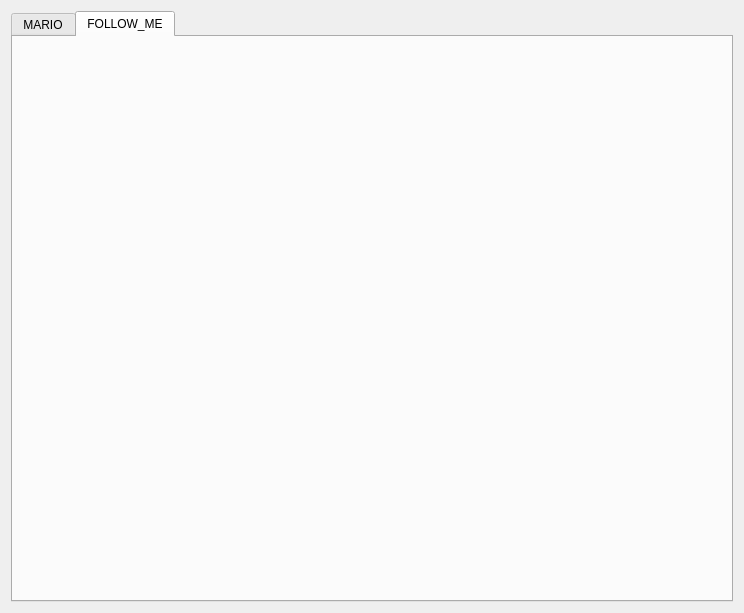
Qt form src/interfaces/ihm.ui (Ziraseyon/Projet_2A) before a commit.
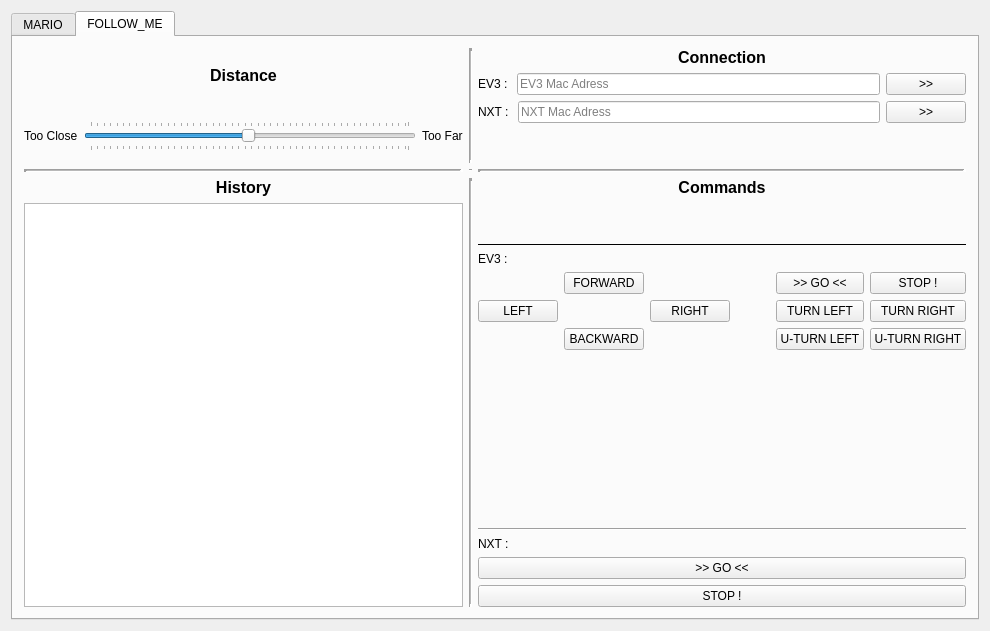
The same form after that commit. The open tabs and pages were chosen to show the change. Icons and pictures are not drawn.

Commit message: ihm design 100%

Patch:
```diff
--- a/src/interfaces/ihm.ui
+++ b/src/interfaces/ihm.ui
@@ -6,8 +6,8 @@
    <rect>
     <x>0</x>
     <y>0</y>
-    <width>744</width>
-    <height>613</height>
+    <width>990</width>
+    <height>631</height>
    </rect>
   </property>
   <property name="windowTitle">
@@ -94,7 +94,7 @@
            <item row="0" column="2">
             <layout class="QVBoxLayout" name="verticalLayout_2">
              <item>
-              <widget class="QLabel" name="label_5">
+              <widget class="QLabel" name="marioConnectionLabel">
                <property name="font">
                 <font>
                  <pointsize>12</pointsize>
@@ -114,14 +114,14 @@
              <item>
               <layout class="QHBoxLayout" name="horizontalLayout_2">
                <item>
-                <widget class="QLabel" name="label_2">
+                <widget class="QLabel" name="marioConnectEV3Label">
                  <property name="text">
                   <string>EV3 : </string>
                  </property>
                 </widget>
                </item>
                <item>
-                <widget class="QLineEdit" name="lineEdit">
+                <widget class="QLineEdit" name="marioMacAdressEV3">
                  <property name="maxLength">
                   <number>17</number>
                  </property>
@@ -131,7 +131,7 @@
                 </widget>
                </item>
                <item>
-                <widget class="QPushButton" name="pushButton">
+                <widget class="QPushButton" name="marioConnectEV3Button">
                  <property name="text">
                   <string>&gt;&gt;</string>
                  </property>
@@ -142,14 +142,14 @@
              <item>
               <layout class="QHBoxLayout" name="horizontalLayout_3">
                <item>
-                <widget class="QLabel" name="label_3">
+                <widget class="QLabel" name="marioConnectNXTLabel">
                  <property name="text">
                   <string>NXT : </string>
                  </property>
                 </widget>
                </item>
                <item>
-                <widget class="QLineEdit" name="lineEdit_2">
+                <widget class="QLineEdit" name="marioMacAdressNXT">
                  <property name="maxLength">
                   <number>17</number>
                  </property>
@@ -159,7 +159,7 @@
                 </widget>
                </item>
                <item>
-                <widget class="QPushButton" name="pushButton_2">
+                <widget class="QPushButton" name="marioConnectNXTButton">
                  <property name="text">
                   <string>&gt;&gt;</string>
                  </property>
@@ -181,7 +181,7 @@
               </widget>
              </item>
              <item>
-              <widget class="QLabel" name="label_6">
+              <widget class="QLabel" name="marioInitialisationLabel">
                <property name="font">
                 <font>
                  <pointsize>12</pointsize>
@@ -200,7 +200,13 @@
              <item>
               <layout class="QHBoxLayout" name="horizontalLayout_4">
                <item>
-                <widget class="QLabel" name="label">
+                <widget class="QLabel" name="marioInitPosLabel">
+                 <property name="minimumSize">
+                  <size>
+                   <width>20</width>
+                   <height>10</height>
+                  </size>
+                 </property>
                  <property name="text">
                   <string>Position :</string>
                  </property>
@@ -282,7 +288,7 @@
            <item row="2" column="2">
             <layout class="QVBoxLayout" name="verticalLayout_5">
              <item>
-              <widget class="QLabel" name="label_4">
+              <widget class="QLabel" name="marioCommandsLabel">
                <property name="font">
                 <font>
                  <pointsize>12</pointsize>
@@ -309,7 +315,7 @@
               </widget>
              </item>
              <item>
-              <widget class="QLabel" name="label_7">
+              <widget class="QLabel" name="marioCommandsEV3Lbel">
                <property name="font">
                 <font>
                  <pointsize>9</pointsize>
@@ -326,7 +332,7 @@
              <item>
               <layout class="QVBoxLayout" name="verticalLayout_6">
                <item>
-                <widget class="QPushButton" name="pushButton_8">
+                <widget class="QPushButton" name="marioGoEV3Button">
                  <property name="text">
                   <string>&gt;&gt; GO &lt;&lt;</string>
                  </property>
@@ -335,21 +341,21 @@
                <item>
                 <layout class="QHBoxLayout" name="horizontalLayout_5">
                  <item>
-                  <widget class="QPushButton" name="pushButton_3">
+                  <widget class="QPushButton" name="marioParkingAEV3Button">
                    <property name="text">
                     <string>Parking A</string>
                    </property>
                   </widget>
                  </item>
                  <item>
-                  <widget class="QPushButton" name="pushButton_4">
+                  <widget class="QPushButton" name="marioParkingBEV3Button">
                    <property name="text">
                     <string>Parking B</string>
                    </property>
                   </widget>
                  </item>
                  <item>
-                  <widget class="QPushButton" name="pushButton_5">
+                  <widget class="QPushButton" name="marioParkingCEV3Button">
                    <property name="text">
                     <string>Parking C</string>
                    </property>
@@ -358,7 +364,7 @@
                 </layout>
                </item>
                <item>
-                <widget class="QPushButton" name="pushButton_6">
+                <widget class="QPushButton" name="marioStopEV3Button">
                  <property name="text">
                   <string>STOP !</string>
                  </property>
@@ -377,7 +383,7 @@
               </widget>
              </item>
              <item>
-              <widget class="QLabel" name="label_8">
+              <widget class="QLabel" name="marioCommandsNXTLabel">
                <property name="font">
                 <font>
                  <pointsize>9</pointsize>
@@ -391,14 +397,14 @@
               </widget>
              </item>
              <item>
-              <widget class="QPushButton" name="pushButton_7">
+              <widget class="QPushButton" name="marioGoNXTButton">
                <property name="text">
                 <string>&gt;&gt; GO &lt;&lt;</string>
                </property>
               </widget>
              </item>
              <item>
-              <widget class="QPushButton" name="pushButton_9">
+              <widget class="QPushButton" name="marioStopNXTButton">
                <property name="text">
                 <string>STOP !</string>
                </property>
@@ -453,6 +459,469 @@
         <attribute name="title">
          <string>FOLLOW_ME</string>
         </attribute>
+        <layout class="QGridLayout" name="gridLayout_4">
+         <item row="0" column="0">
+          <layout class="QGridLayout" name="gridLayout_3">
+           <item row="2" column="2">
+            <layout class="QVBoxLayout" name="verticalLayout_10">
+             <item>
+              <widget class="QLabel" name="label_4">
+               <property name="font">
+                <font>
+                 <pointsize>12</pointsize>
+                 <weight>75</weight>
+                 <bold>true</bold>
+                </font>
+               </property>
+               <property name="text">
+                <string>Commands</string>
+               </property>
+               <property name="alignment">
+                <set>Qt::AlignCenter</set>
+               </property>
+              </widget>
+             </item>
+             <item>
+              <spacer name="verticalSpacer_2">
+               <property name="orientation">
+                <enum>Qt::Vertical</enum>
+               </property>
+               <property name="sizeType">
+                <enum>QSizePolicy::Preferred</enum>
+               </property>
+               <property name="sizeHint" stdset="0">
+                <size>
+                 <width>20</width>
+                 <height>40</height>
+                </size>
+               </property>
+              </spacer>
+             </item>
+             <item>
+              <widget class="Line" name="line_8">
+               <property name="frameShadow">
+                <enum>QFrame::Plain</enum>
+               </property>
+               <property name="orientation">
+                <enum>Qt::Horizontal</enum>
+               </property>
+              </widget>
+             </item>
+             <item>
+              <widget class="QLabel" name="label_9">
+               <property name="text">
+                <string>EV3 : </string>
+               </property>
+              </widget>
+             </item>
+             <item>
+              <layout class="QGridLayout" name="gridLayout_5">
+               <item row="1" column="4">
+                <widget class="QPushButton" name="pushButton_5">
+                 <property name="text">
+                  <string>TURN LEFT</string>
+                 </property>
+                 <property name="checkable">
+                  <bool>true</bool>
+                 </property>
+                </widget>
+               </item>
+               <item row="2" column="1">
+                <widget class="QPushButton" name="pushButton_9">
+                 <property name="text">
+                  <string>BACKWARD</string>
+                 </property>
+                </widget>
+               </item>
+               <item row="1" column="0">
+                <widget class="QPushButton" name="pushButton_3">
+                 <property name="text">
+                  <string>LEFT</string>
+                 </property>
+                </widget>
+               </item>
+               <item row="1" column="3">
+                <spacer name="horizontalSpacer_3">
+                 <property name="orientation">
+                  <enum>Qt::Horizontal</enum>
+                 </property>
+                 <property name="sizeType">
+                  <enum>QSizePolicy::Expanding</enum>
+                 </property>
+                 <property name="sizeHint" stdset="0">
+                  <size>
+                   <width>40</width>
+                   <height>20</height>
+                  </size>
+                 </property>
+                </spacer>
+               </item>
+               <item row="1" column="2">
+                <widget class="QPushButton" name="pushButton_4">
+                 <property name="text">
+                  <string>RIGHT</string>
+                 </property>
+                </widget>
+               </item>
+               <item row="0" column="1">
+                <widget class="QPushButton" name="pushButton_7">
+                 <property name="text">
+                  <string>FORWARD</string>
+                 </property>
+                </widget>
+               </item>
+               <item row="0" column="4">
+                <widget class="QPushButton" name="pushButton_8">
+                 <property name="text">
+                  <string>&gt;&gt; GO &lt;&lt;</string>
+                 </property>
+                 <property name="checkable">
+                  <bool>true</bool>
+                 </property>
+                </widget>
+               </item>
+               <item row="2" column="4">
+                <widget class="QPushButton" name="pushButton_10">
+                 <property name="text">
+                  <string>U-TURN LEFT</string>
+                 </property>
+                 <property name="checkable">
+                  <bool>true</bool>
+                 </property>
+                </widget>
+               </item>
+               <item row="0" column="5">
+                <widget class="QPushButton" name="pushButton_6">
+                 <property name="text">
+                  <string>STOP !</string>
+                 </property>
+                 <property name="checkable">
+                  <bool>true</bool>
+                 </property>
+                 <property name="checked">
+                  <bool>false</bool>
+                 </property>
+                 <property name="default">
+                  <bool>false</bool>
+                 </property>
+                </widget>
+               </item>
+               <item row="1" column="5">
+                <widget class="QPushButton" name="pushButton_13">
+                 <property name="text">
+                  <string>TURN RIGHT</string>
+                 </property>
+                </widget>
+               </item>
+               <item row="2" column="5">
+                <widget class="QPushButton" name="pushButton_14">
+                 <property name="text">
+                  <string>U-TURN RIGHT</string>
+                 </property>
+                </widget>
+               </item>
+              </layout>
+             </item>
+             <item>
+              <spacer name="verticalSpacer_3">
+               <property name="orientation">
+                <enum>Qt::Vertical</enum>
+               </property>
+               <property name="sizeHint" stdset="0">
+                <size>
+                 <width>20</width>
+                 <height>40</height>
+                </size>
+               </property>
+              </spacer>
+             </item>
+             <item>
+              <widget class="Line" name="line_9">
+               <property name="orientation">
+                <enum>Qt::Horizontal</enum>
+               </property>
+              </widget>
+             </item>
+             <item>
+              <widget class="QLabel" name="label_10">
+               <property name="text">
+                <string>NXT : </string>
+               </property>
+              </widget>
+             </item>
+             <item>
+              <widget class="QPushButton" name="pushButton_11">
+               <property name="text">
+                <string>&gt;&gt; GO &lt;&lt;</string>
+               </property>
+              </widget>
+             </item>
+             <item>
+              <widget class="QPushButton" name="pushButton_12">
+               <property name="text">
+                <string>STOP !</string>
+               </property>
+              </widget>
+             </item>
+            </layout>
+           </item>
+           <item row="0" column="0">
+            <layout class="QVBoxLayout" name="verticalLayout_7">
+             <item>
+              <widget class="QLabel" name="label">
+               <property name="font">
+                <font>
+                 <pointsize>12</pointsize>
+                 <weight>75</weight>
+                 <bold>true</bold>
+                </font>
+               </property>
+               <property name="text">
+                <string>Distance</string>
+               </property>
+               <property name="alignment">
+                <set>Qt::AlignCenter</set>
+               </property>
+              </widget>
+             </item>
+             <item>
+              <layout class="QHBoxLayout" name="horizontalLayout_6">
+               <item>
+                <widget class="QLabel" name="label_5">
+                 <property name="text">
+                  <string>Too Close</string>
+                 </property>
+                </widget>
+               </item>
+               <item>
+                <widget class="QSlider" name="horizontalSlider">
+                 <property name="minimumSize">
+                  <size>
+                   <width>300</width>
+                   <height>30</height>
+                  </size>
+                 </property>
+                 <property name="font">
+                  <font>
+                   <stylestrategy>PreferAntialias</stylestrategy>
+                  </font>
+                 </property>
+                 <property name="cursor">
+                  <cursorShape>ArrowCursor</cursorShape>
+                 </property>
+                 <property name="value">
+                  <number>49</number>
+                 </property>
+                 <property name="tracking">
+                  <bool>false</bool>
+                 </property>
+                 <property name="orientation">
+                  <enum>Qt::Horizontal</enum>
+                 </property>
+                 <property name="invertedAppearance">
+                  <bool>false</bool>
+                 </property>
+                 <property name="invertedControls">
+                  <bool>false</bool>
+                 </property>
+                 <property name="tickPosition">
+                  <enum>QSlider::TicksBothSides</enum>
+                 </property>
+                 <property name="tickInterval">
+                  <number>2</number>
+                 </property>
+                </widget>
+               </item>
+               <item>
+                <widget class="QLabel" name="label_6">
+                 <property name="text">
+                  <string>Too Far</string>
+                 </property>
+                </widget>
+               </item>
+              </layout>
+             </item>
+            </layout>
+           </item>
+           <item row="2" column="0">
+            <layout class="QVBoxLayout" name="verticalLayout_9">
+             <item>
+              <widget class="QLabel" name="label_3">
+               <property name="font">
+                <font>
+                 <pointsize>12</pointsize>
+                 <weight>75</weight>
+                 <bold>true</bold>
+                </font>
+               </property>
+               <property name="text">
+                <string>History</string>
+               </property>
+               <property name="alignment">
+                <set>Qt::AlignCenter</set>
+               </property>
+              </widget>
+             </item>
+             <item>
+              <widget class="QListWidget" name="listWidget"/>
+             </item>
+            </layout>
+           </item>
+           <item row="2" column="1">
+            <widget class="Line" name="line_11">
+             <property name="lineWidth">
+              <number>3</number>
+             </property>
+             <property name="midLineWidth">
+              <number>1</number>
+             </property>
+             <property name="orientation">
+              <enum>Qt::Vertical</enum>
+             </property>
+            </widget>
+           </item>
+           <item row="1" column="0">
+            <widget class="Line" name="line_12">
+             <property name="lineWidth">
+              <number>3</number>
+             </property>
+             <property name="midLineWidth">
+              <number>1</number>
+             </property>
+             <property name="orientation">
+              <enum>Qt::Horizontal</enum>
+             </property>
+            </widget>
+           </item>
+           <item row="1" column="1">
+            <widget class="Line" name="line_13">
+             <property name="orientation">
+              <enum>Qt::Horizontal</enum>
+             </property>
+            </widget>
+           </item>
+           <item row="0" column="1">
+            <widget class="Line" name="line_10">
+             <property name="lineWidth">
+              <number>3</number>
+             </property>
+             <property name="midLineWidth">
+              <number>1</number>
+             </property>
+             <property name="orientation">
+              <enum>Qt::Vertical</enum>
+             </property>
+            </widget>
+           </item>
+           <item row="0" column="2">
+            <layout class="QVBoxLayout" name="verticalLayout_8">
+             <item>
+              <widget class="QLabel" name="label_2">
+               <property name="font">
+                <font>
+                 <pointsize>12</pointsize>
+                 <weight>75</weight>
+                 <bold>true</bold>
+                </font>
+               </property>
+               <property name="text">
+                <string>Connection</string>
+               </property>
+               <property name="alignment">
+                <set>Qt::AlignCenter</set>
+               </property>
+              </widget>
+             </item>
+             <item>
+              <layout class="QHBoxLayout" name="horizontalLayout_7">
+               <item>
+                <widget class="QLabel" name="label_7">
+                 <property name="text">
+                  <string>EV3 : </string>
+                 </property>
+                </widget>
+               </item>
+               <item>
+                <widget class="QLineEdit" name="lineEdit">
+                 <property name="maxLength">
+                  <number>17</number>
+                 </property>
+                 <property name="placeholderText">
+                  <string>EV3 Mac Adress</string>
+                 </property>
+                </widget>
+               </item>
+               <item>
+                <widget class="QPushButton" name="pushButton">
+                 <property name="text">
+                  <string>&gt;&gt;</string>
+                 </property>
+                </widget>
+               </item>
+              </layout>
+             </item>
+             <item>
+              <layout class="QHBoxLayout" name="horizontalLayout_8">
+               <item>
+                <widget class="QLabel" name="label_8">
+                 <property name="text">
+                  <string>NXT : </string>
+                 </property>
+                </widget>
+               </item>
+               <item>
+                <widget class="QLineEdit" name="lineEdit_2">
+                 <property name="maxLength">
+                  <number>17</number>
+                 </property>
+                 <property name="placeholderText">
+                  <string>NXT Mac Adress</string>
+                 </property>
+                </widget>
+               </item>
+               <item>
+                <widget class="QPushButton" name="pushButton_2">
+                 <property name="text">
+                  <string>&gt;&gt;</string>
+                 </property>
+                </widget>
+               </item>
+              </layout>
+             </item>
+             <item>
+              <spacer name="verticalSpacer">
+               <property name="orientation">
+                <enum>Qt::Vertical</enum>
+               </property>
+               <property name="sizeType">
+                <enum>QSizePolicy::Preferred</enum>
+               </property>
+               <property name="sizeHint" stdset="0">
+                <size>
+                 <width>20</width>
+                 <height>40</height>
+                </size>
+               </property>
+              </spacer>
+             </item>
+            </layout>
+           </item>
+           <item row="1" column="2">
+            <widget class="Line" name="line_14">
+             <property name="lineWidth">
+              <number>3</number>
+             </property>
+             <property name="midLineWidth">
+              <number>1</number>
+             </property>
+             <property name="orientation">
+              <enum>Qt::Horizontal</enum>
+             </property>
+            </widget>
+           </item>
+          </layout>
+         </item>
+        </layout>
        </widget>
       </widget>
      </item>
```
Left out of the diff: 14 changed lines with no effect on the pictures. The commit also changes 5 other files.
